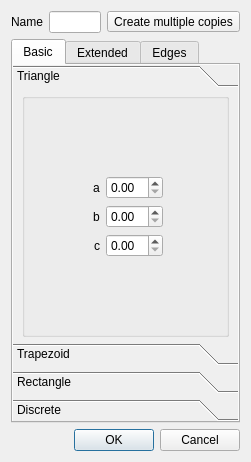
This is qtfuzzylite/ui/Term.ui in fuzzylite/fuzzylite as Qt 5 draws it before an edit. The edited form follows.
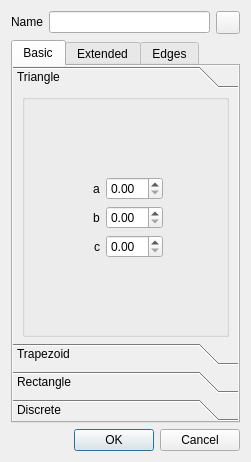
This is the edited form. The open tabs and pages were chosen to show the change. Icons and pictures are not drawn.

The edit to the form file:
```diff
--- a/qtfuzzylite/ui/Term.ui
+++ b/qtfuzzylite/ui/Term.ui
@@ -48,9 +48,15 @@
         <property name="focusPolicy">
          <enum>Qt::StrongFocus</enum>
         </property>
-        <property name="text">
+        <property name="toolTip">
          <string>Create multiple copies</string>
         </property>
+        <property name="whatsThis">
+         <string/>
+        </property>
+        <property name="text">
+         <string/>
+        </property>
         <property name="icon">
          <iconset resource="qtfuzzylite.qrc">
           <normaloff>:/icons/wizard.png</normaloff>:/icons/wizard.png</iconset>
@@ -130,8 +136,8 @@
              <rect>
               <x>0</x>
               <y>0</y>
-              <width>108</width>
-              <height>123</height>
+              <width>227</width>
+              <height>219</height>
              </rect>
             </property>
             <property name="sizePolicy">
```
Left out of the diff: 14 changed lines with no effect on the pictures.
